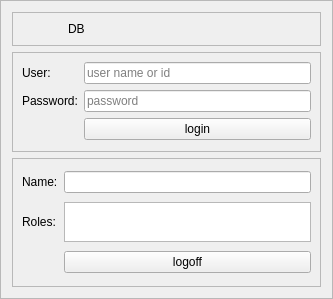
Above: src/blackgui/components/dblogincomponent.ui from swift-project/pilotclient before the change. Below: the same form after it.
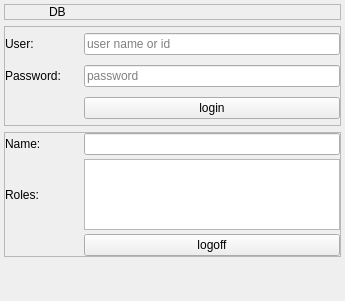
That is the form after the change. Icons and pictures are not drawn.

Commit message: refs #502, use user object / roles in GUI components

Patch:
```diff
--- a/src/blackgui/components/dblogincomponent.ui
+++ b/src/blackgui/components/dblogincomponent.ui
@@ -2,39 +2,58 @@
 <ui version="4.0">
  <class>CDbLoginComponent</class>
  <widget class="QFrame" name="CDbLoginComponent">
-  <property name="geometry">
-   <rect>
-    <x>0</x>
-    <y>0</y>
-    <width>333</width>
-    <height>299</height>
-   </rect>
-  </property>
-  <property name="minimumSize">
-   <size>
-    <width>300</width>
-    <height>0</height>
-   </size>
-  </property>
   <property name="windowTitle">
    <string>DB login</string>
   </property>
   <property name="frameShape">
-   <enum>QFrame::StyledPanel</enum>
+   <enum>QFrame::NoFrame</enum>
   </property>
   <property name="frameShadow">
-   <enum>QFrame::Raised</enum>
+   <enum>QFrame::Plain</enum>
   </property>
-  <layout class="QVBoxLayout" name="verticalLayout">
+  <layout class="QVBoxLayout" name="vl_LoginComponent">
+   <property name="leftMargin">
+    <number>4</number>
+   </property>
+   <property name="topMargin">
+    <number>4</number>
+   </property>
+   <property name="rightMargin">
+    <number>4</number>
+   </property>
+   <property name="bottomMargin">
+    <number>4</number>
+   </property>
    <item>
     <widget class="QFrame" name="fr_Header">
+     <property name="maximumSize">
+      <size>
+       <width>16777215</width>
+       <height>60</height>
+      </size>
+     </property>
      <property name="frameShape">
       <enum>QFrame::StyledPanel</enum>
      </property>
      <property name="frameShadow">
       <enum>QFrame::Raised</enum>
      </property>
-     <layout class="QHBoxLayout" name="horizontalLayout">
+     <layout class="QHBoxLayout" name="hl_Header">
+      <property name="spacing">
+       <number>4</number>
+      </property>
+      <property name="leftMargin">
+       <number>0</number>
+      </property>
+      <property name="topMargin">
+       <number>0</number>
+      </property>
+      <property name="rightMargin">
+       <number>0</number>
+      </property>
+      <property name="bottomMargin">
+       <number>0</number>
+      </property>
       <item>
        <widget class="QLabel" name="lbl_SwiftDBIcon">
         <property name="maximumSize">
@@ -75,7 +94,22 @@
      <property name="frameShadow">
       <enum>QFrame::Raised</enum>
      </property>
-     <layout class="QGridLayout" name="gridLayout">
+     <layout class="QGridLayout" name="gl_Login">
+      <property name="leftMargin">
+       <number>0</number>
+      </property>
+      <property name="topMargin">
+       <number>0</number>
+      </property>
+      <property name="rightMargin">
+       <number>0</number>
+      </property>
+      <property name="bottomMargin">
+       <number>0</number>
+      </property>
+      <property name="spacing">
+       <number>4</number>
+      </property>
       <item row="0" column="1">
        <widget class="QLineEdit" name="le_Username">
         <property name="maxLength">
@@ -123,18 +157,55 @@
         </property>
        </widget>
       </item>
+      <item row="2" column="0">
+       <spacer name="hs_Login">
+        <property name="orientation">
+         <enum>Qt::Horizontal</enum>
+        </property>
+        <property name="sizeType">
+         <enum>QSizePolicy::Fixed</enum>
+        </property>
+        <property name="sizeHint" stdset="0">
+         <size>
+          <width>75</width>
+          <height>10</height>
+         </size>
+        </property>
+       </spacer>
+      </item>
      </layout>
     </widget>
    </item>
    <item>
     <widget class="QFrame" name="fr_Logoff">
+     <property name="maximumSize">
+      <size>
+       <width>16777215</width>
+       <height>125</height>
+      </size>
+     </property>
      <property name="frameShape">
       <enum>QFrame::StyledPanel</enum>
      </property>
      <property name="frameShadow">
       <enum>QFrame::Raised</enum>
      </property>
-     <layout class="QGridLayout" name="gridLayout_2">
+     <layout class="QGridLayout" name="gl_Logoff">
+      <property name="leftMargin">
+       <number>0</number>
+      </property>
+      <property name="topMargin">
+       <number>0</number>
+      </property>
+      <property name="rightMargin">
+       <number>0</number>
+      </property>
+      <property name="bottomMargin">
+       <number>0</number>
+      </property>
+      <property name="spacing">
+       <number>4</number>
+      </property>
       <item row="0" column="0">
        <widget class="QLabel" name="lbl_Name">
         <property name="text">
@@ -174,12 +245,6 @@
           <height>40</height>
          </size>
         </property>
-        <property name="maximumSize">
-         <size>
-          <width>16777215</width>
-          <height>40</height>
-         </size>
-        </property>
         <property name="documentTitle">
          <string>User roles</string>
         </property>
@@ -188,9 +253,38 @@
         </property>
        </widget>
       </item>
+      <item row="2" column="0">
+       <spacer name="hs_Logoff">
+        <property name="orientation">
+         <enum>Qt::Horizontal</enum>
+        </property>
+        <property name="sizeType">
+         <enum>QSizePolicy::Fixed</enum>
+        </property>
+        <property name="sizeHint" stdset="0">
+         <size>
+          <width>75</width>
+          <height>10</height>
+         </size>
+        </property>
+       </spacer>
+      </item>
      </layout>
     </widget>
    </item>
+   <item>
+    <spacer name="verticalSpacer">
+     <property name="orientation">
+      <enum>Qt::Vertical</enum>
+     </property>
+     <property name="sizeHint" stdset="0">
+      <size>
+       <width>20</width>
+       <height>40</height>
+      </size>
+     </property>
+    </spacer>
+   </item>
   </layout>
  </widget>
  <resources>
```
The commit also changes 2 other files.
